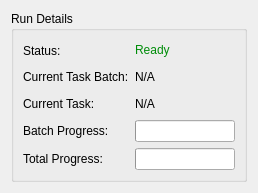
Qt form apps/Qt/Views/BenchmarkRunnerStatusView/BenchmarkRunnerStatusView.ui (klapeto/elpida) before a commit.
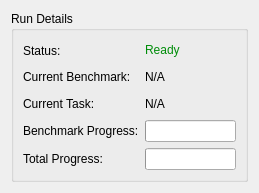
The same form after that commit.

Patch:
```diff
--- a/apps/Qt/Views/BenchmarkRunnerStatusView/BenchmarkRunnerStatusView.ui
+++ b/apps/Qt/Views/BenchmarkRunnerStatusView/BenchmarkRunnerStatusView.ui
@@ -51,7 +51,7 @@
       <item row="1" column="0">
        <widget class="QLabel" name="lblCurrentTaskBatch">
         <property name="text">
-         <string>Current Task Batch:</string>
+         <string>Current Benchmark:</string>
         </property>
        </widget>
       </item>
@@ -71,7 +71,7 @@
       <item row="3" column="0">
        <widget class="QLabel" name="lblBatchProgress">
         <property name="text">
-         <string>Batch Progress:</string>
+         <string>Benchmark Progress:</string>
         </property>
        </widget>
       </item>
```
